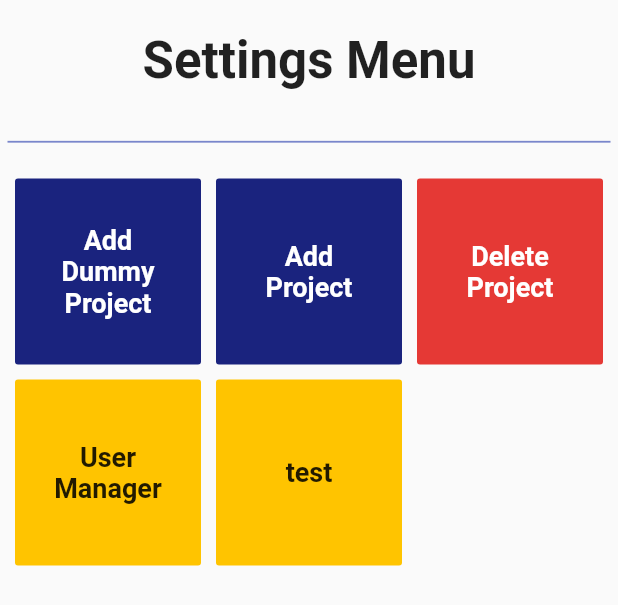
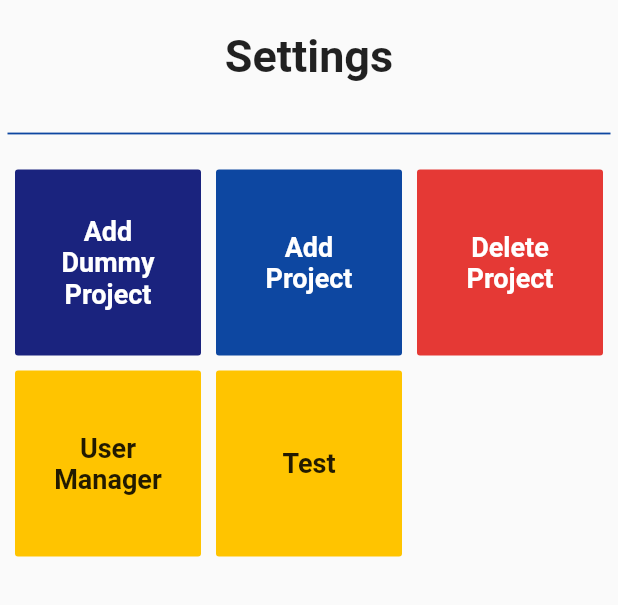
Before and after one commit to DickPuiWong/project_manager2, a Flutter app: the HSF widget shown alone on an empty page, opened directly, after a tap on "Add Dummy Project", on a phone screen of 412 x 824 dp. Shown: the top 605 px of the screen. Run offline on Flutter 3.47's test engine with Material 2 defaults, Android fonts, the phone set to English and light mode, and no system bars; our stand-ins replace cloud_firestore, firebase_auth, flutter_animation_progress_bar, flutter_spinkit; accounts and stored records are empty.

Commit message:
Update home_setting_form.dart

```diff
--- a/project_manager/lib/screens/home/home_setting_form.dart
+++ b/project_manager/lib/screens/home/home_setting_form.dart
@@ -1,3 +1,7 @@
+// Name : home_setting_form.dart
+// Purpose : to show the user(admin) the modal bottom sheet
+// Function : This page will display the settings which enable the admin to add/delete the project, edit the details and test
+
 import 'package:flutter/material.dart';
 import 'package:project_manager/screens/home/HSF_extends/add_project.dart';
 import 'package:project_manager/screens/home/HSF_extends/delete_project.dart';
@@ -11,10 +15,12 @@ class HSF extends StatefulWidget {
 }
 
 class _HSFState extends State<HSF> {
+  //declare and initialise the object _formKey into GlobalKey
   final _formKey = GlobalKey<FormState>();
 
   @override
   Widget build(BuildContext context) {
+    //HSF class will return Form() that contains all the structure and functionality to edit the settings in homepage
     return Form(
       key: _formKey,
       child: Column(
@@ -22,17 +28,17 @@ class _HSFState extends State<HSF> {
           Padding(
             padding: const EdgeInsets.symmetric(vertical: 20),
             child: Text(
-              'Settings Menu',
+              'Settings',
               style: TextStyle(
-                fontSize: 34,
+                fontSize: 30,
                 fontWeight: FontWeight.bold,
               ),
             ),
           ),
           Divider(
             thickness: 1.2,
-            height: 29,
-            color: Colors.indigo[300],
+            height: 28,
+            color: Colors.blue[900],
             indent: 5,
             endIndent: 5,
           ),
@@ -45,6 +51,7 @@ class _HSFState extends State<HSF> {
               crossAxisSpacing: 10,
               mainAxisSpacing: 10,
               children: <Widget>[
+                //this flat button function's is to add a dummy project when pressed
                 FlatButton(
                   onPressed: () {
                     var date = new DateTime.now();
@@ -62,6 +69,7 @@ class _HSFState extends State<HSF> {
                       'Water',
                     ];
                     Map t2 = {};
+                    Map t4 = {};
                     void t3(Map x, int i, BlastPot y) {
                       t2['Blast Pot $i'] = {
                         'Assigned num': y.num,
@@ -82,25 +90,14 @@ class _HSFState extends State<HSF> {
                             usedPaint: 0,
                           ));
                     }
-                    Map t4 = {};
                     for (int i = 0; i < t1.length; i++) {
                       t4['bt${i + 1}'] = {
                         'name': t1[i],
+                        'percentage': 0,
                         'spent': 0,
                         'estimate': 0,
                       };
                     }
-                    Map t5 = {};
-                    t5['pt1'] = {
-                      'name': 'Blasting',
-                      'done': 500.0,
-                      'total': 1000.0,
-                    };
-                    t5['pt2'] = {
-                      'name': 'Painting',
-                      'done': 250.0,
-                      'total': 1000.0,
-                    };
 
                     String id = Firestore.instance
                         .collection('projects')
@@ -130,11 +127,9 @@ class _HSFState extends State<HSF> {
                       'total area needed painting': 1000.00,
                       'painted area': 250.0,
                       'users assigned': [],
-                      'project supervisor': ['zac', 2],
                       'blast pot': 3,
                       'blast pot list': t2,
                       'budget list': t4,
-                      'progresses tracked': t5,
                       'Date Created': date.millisecondsSinceEpoch,
                     });
                   },
@@ -149,6 +144,8 @@ class _HSFState extends State<HSF> {
                     ),
                   ),
                 ),
+
+                //this flat button function's is to add a project when pressed
                 FlatButton(
                   onPressed: () {
                     Navigator.push(
@@ -156,7 +153,7 @@ class _HSFState extends State<HSF> {
                         MaterialPageRoute(
                             builder: (BuildContext context) => AddProject()));
                   },
-                  color: Colors.indigo[900],
+                  color: Colors.blue[900],
                   child: Text(
                     'Add Project',
                     textAlign: TextAlign.center,
@@ -167,6 +164,8 @@ class _HSFState extends State<HSF> {
                     ),
                   ),
                 ),
+
+                ////this flat button function's is to delete a project when pressed
                 FlatButton(
                   onPressed: () {
                     Navigator.push(
@@ -186,6 +185,8 @@ class _HSFState extends State<HSF> {
                     ),
                   ),
                 ),
+
+                //this flat button function's is navigate the user to UserManager() class when pressed
                 FlatButton(
                   onPressed: () {
                     Navigator.push(
@@ -203,6 +204,8 @@ class _HSFState extends State<HSF> {
                     ),
                   ),
                 ),
+
+                //this flat button function's is for testing to see if the button works when pressed
                 FlatButton(
                   onPressed: () {
                     Map x = {};
@@ -214,7 +217,7 @@ class _HSFState extends State<HSF> {
                   },
                   color: Colors.amberAccent[400],
                   child: Text(
-                    'test',
+                    'Test',
                     textAlign: TextAlign.center,
                     style: TextStyle(
                       fontWeight: FontWeight.bold,
```
